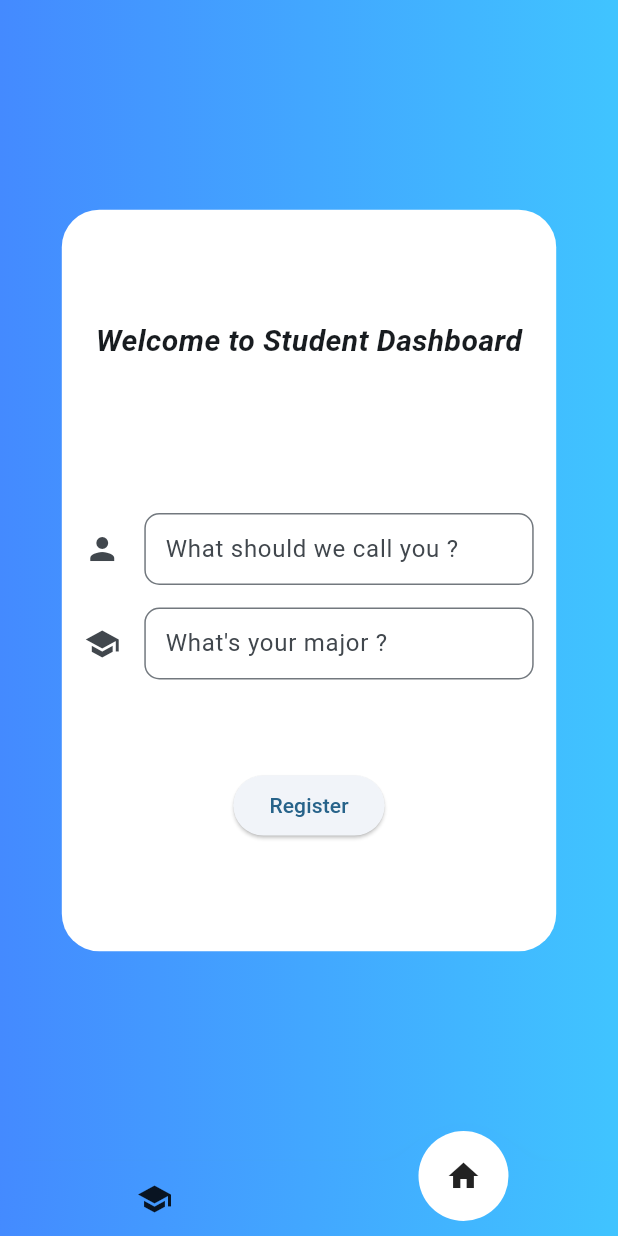
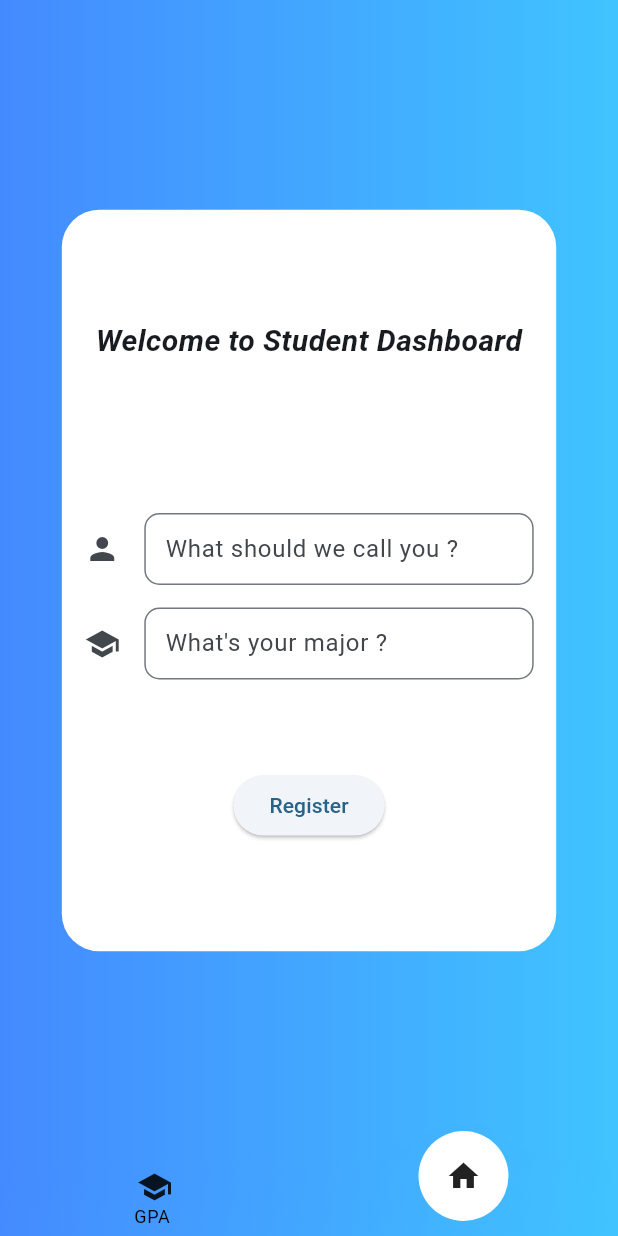
Before and after one commit to Ziadabdelraouf/student_dashboard, a Flutter app: the screen it shows after launch, on a phone screen of 412 x 824 dp. Run offline on Flutter 3.47's test engine with Material 3 defaults, Android fonts, the light colour scheme and no system bars; drawn by our look-alikes of convex_bottom_bar; our stand-ins replace sqflite; accounts and stored records are empty.

Commit message:
fixed icon and removed dead code V1 completed

```diff
--- a/lib/main.dart
+++ b/lib/main.dart
@@ -69,14 +69,13 @@ class _MyAppState extends State<MyApp> {
   @override
   void initState() {
     super.initState();
-    // widget.firsttime = false;
+
     screens = [
       GpaCalculator(db: widget.db),
-       CustomContainer(firsttime: false, db: widget.db),
+      CustomContainer(firsttime: false, db: widget.db),
     ];
   }
 
-  // This widget is the root of your application.
   @override
   Widget build(BuildContext context) {
     return MaterialApp(
@@ -103,18 +102,18 @@ class _MyAppState extends State<MyApp> {
                 ),
                 elevation: 8,
                 activeColor: Colors.white,
+                color: Colors.black,
                 shadowColor: Colors.black.withOpacity(0.1),
                 initialActiveIndex: 1,
                 items: [
                   TabItem(
+                    title: 'GPA ',
                     icon: Icon(Icons.school),
                   ),
                   TabItem(
+                    title: 'Home',
                     icon: Icon(Icons.home),
                   ),
-                  // TabItem(
-                  //   icon: Icon(Icons.person),
-                  // ),
                 ],
                 onTap: (index) => setState(() {
                   widget.firsttime = false;
@@ -127,7 +126,6 @@ class _MyAppState extends State<MyApp> {
                       firsttime: widget.firsttime,
                     )
                   : screens[_currentIndex]),
-          // StartScreen()
         ],
       ),
       theme: ThemeData(
--- a/lib/screens/start_screen.dart
+++ b/lib/screens/start_screen.dart
@@ -1,5 +1,4 @@
 import 'package:flutter/material.dart';
-// import 'package:google_fonts/google_fonts.dart';
 import 'package:path/path.dart';
 import 'package:sqflite/sqflite.dart';
 
@@ -13,7 +12,6 @@ class StartScreen extends StatefulWidget {
 }
 
 class _StartScreenState extends State<StartScreen> {
-  //get name if not firsttime to open the app
   Future<String> _getname() async {
     var databasesPath = await getDatabasesPath();
     String path = join(databasesPath, 'student.db');
--- a/pubspec.yaml
+++ b/pubspec.yaml
@@ -47,6 +47,7 @@ flutter_launcher_icons:
   android: "launcher_icon"
   ios: true
   image_path: "assets/ic_launcher.png"
+
   adaptive_icon_background: "#ffffff"
   adaptive_icon_foreground: "assets/ic_launcher.png"
 
```
Also changed, not shown: lib/Widgets/container.dart (+0 -19 lines), lib/Widgets/gpa_calculator.dart (+30 -21 lines), lib/screens/add_sem.dart (+17 -25 lines), lib/screens/welcome_screen.dart (+1 -7 lines), assets/ic_launcher.png, 32 other files.
